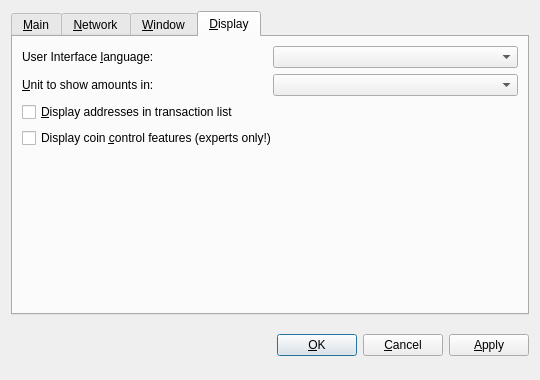
Above: src/qt/forms/optionsdialog.ui from IParn/LimecoinX before the change. Below: the same form after it.
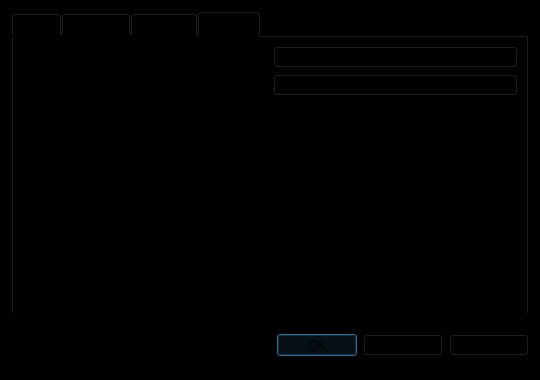
That is the form after the change. The open tabs and pages were chosen to show the change. Custom widgets are drawn as their Qt base class.

```diff
--- a/src/qt/forms/optionsdialog.ui
+++ b/src/qt/forms/optionsdialog.ui
@@ -13,12 +13,18 @@
   <property name="windowTitle">
    <string>Options</string>
   </property>
+  <property name="styleSheet">
+   <string notr="true">background-color: rgb(0, 0, 0);</string>
+  </property>
   <property name="modal">
    <bool>true</bool>
   </property>
   <layout class="QVBoxLayout" name="verticalLayout">
    <item>
     <widget class="QTabWidget" name="tabWidget">
+     <property name="styleSheet">
+      <string notr="true">background-color: rgb(0, 0, 0);</string>
+     </property>
      <property name="tabPosition">
       <enum>QTabWidget::North</enum>
      </property>
```
Left out of the diff: 2 changed lines with no effect on the pictures.
